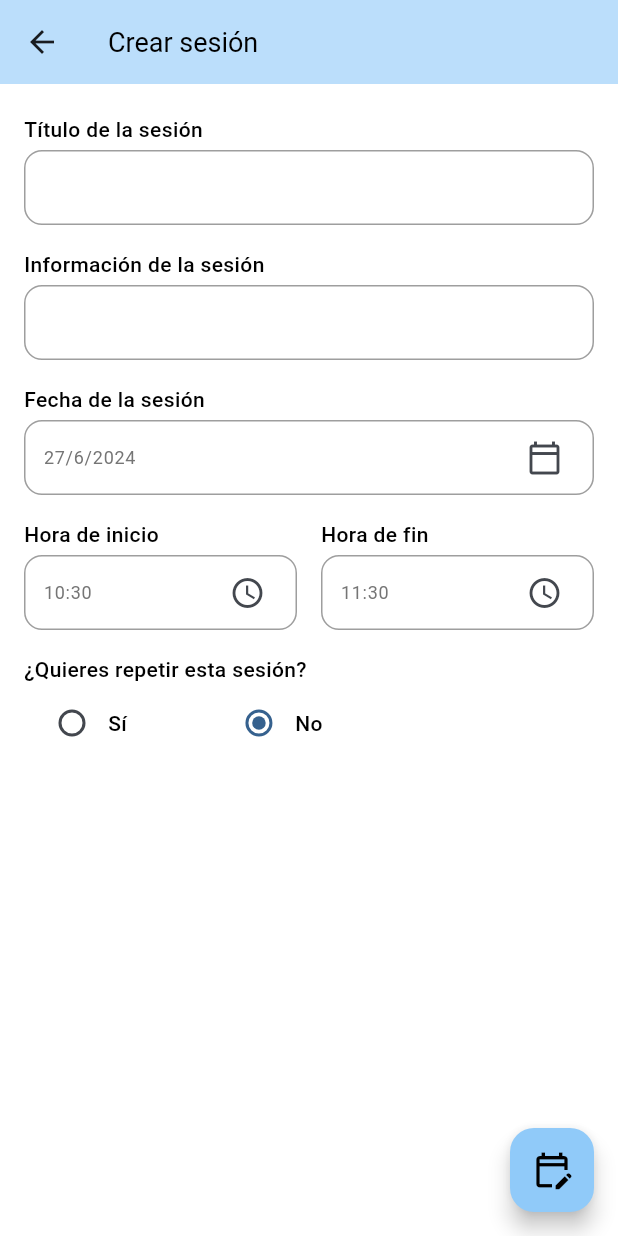
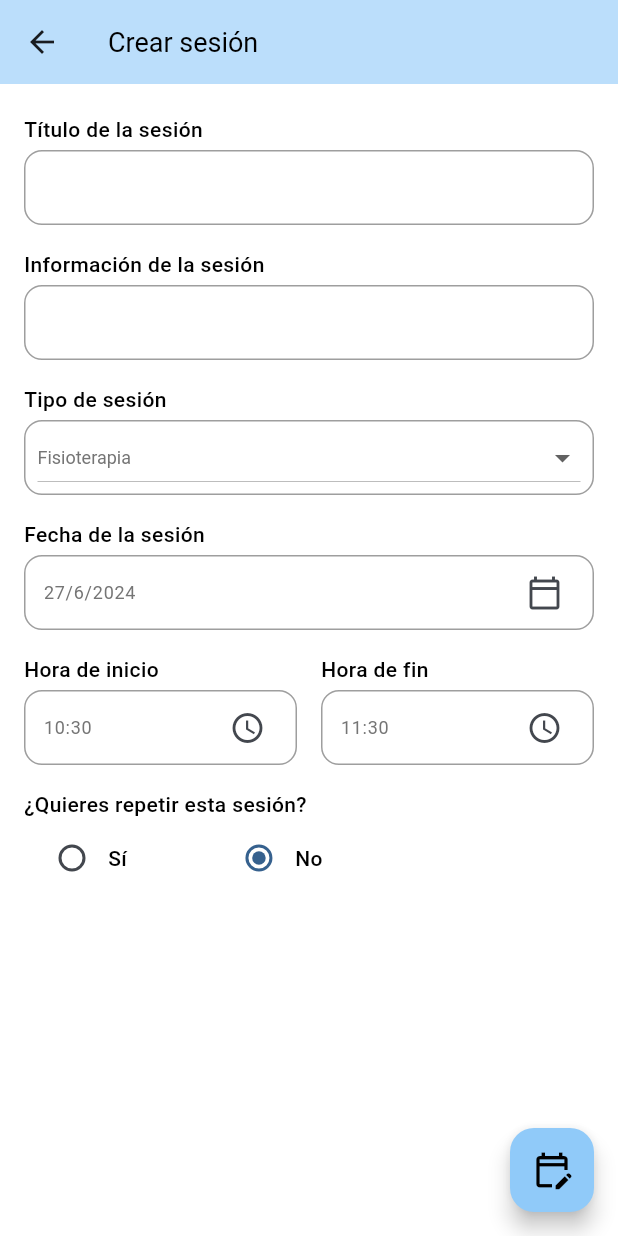
Before and after one commit to fr0ziii/my_trainer, a Flutter app: the AddSessionScreen screen opened directly, on a phone screen of 412 x 824 dp. Run offline on Flutter 3.47's test engine with Material 3 defaults, Android fonts, the phone set to English and light mode, and no system bars; our stand-ins replace cloud_firestore, firebase_auth, firebase_core, google_fonts, google_nav_bar, syncfusion_flutter_calendar; missing offline and left inert: firebase_ui_auth, firebase_ui_localizations, firebase_ui_oauth_google, syncfusion_localizations; accounts and stored records are empty; generated files the repository leaves out were written again.

Commit message:
add session partially finished

```diff
--- a/lib/models/event_model.dart
+++ b/lib/models/event_model.dart
@@ -3,22 +3,25 @@ import 'package:cloud_firestore/cloud_firestore.dart';
 class EventModel {
   final String id;
   final String title;
-  final DateTime date;
   final String description;
+  final String sessionType;
+  final String sessionDate;
+  final String startTime;
+  final String endTime;
   final String userId; // ID del usuario que creó el evento
   final String trainerId; // ID del entrenador
   final List<String> studentIds; // IDs de los alumnos apuntados
-  final Duration duration; // Duración del evento
-
   EventModel({
     required this.id,
     required this.title,
-    required this.date,
     required this.description,
+    required this.sessionType,
+    required this.sessionDate,
+    required this.startTime,
+    required this.endTime,
     required this.userId,
     required this.trainerId,
     required this.studentIds,
-    required this.duration,
   });
 
   // Convert EventModel to a map
@@ -26,27 +29,30 @@ class EventModel {
     return {
       'id': id,
       'title': title,
-      'date': date.toIso8601String(),
+      'date': sessionDate,
+      'sessionType': sessionType,
+      'startTime': startTime,
+      'endTime': endTime,
       'description': description,
       'userId': userId,
       'trainerId': trainerId,
-      'studentIds': studentIds,
-      'duration': duration.inMinutes, // Guardar la duración en minutos
+      'studentIds': studentIds, // Guardar la duración en minutos
     };
   }
 
   // Create an EventModel from a map
   factory EventModel.fromMap(Map<String, dynamic> json) {
     return EventModel(
-      id: json['id'] ?? '',
-      title: json['title'],
-      date: DateTime.parse(json['date']),
-      description: json['description'],
-      userId: json['userId'],
-      trainerId: json['trainerId'],
-      studentIds: List<String>.from(json['studentIds'] ?? []),
-      duration: Duration(minutes: json['duration']),
-    );
+        id: json['id'] ?? '',
+        title: json['title'],
+        sessionDate: json['date'],
+        sessionType: json['sessionType'],
+        startTime: json['startTime'],
+        endTime: json['endTime'],
+        description: json['description'],
+        userId: json['userId'],
+        trainerId: json['trainerId'],
+        studentIds: List<String>.from(json['studentIds'] ?? []));
   }
 
   // Create an EventModel from a Firestore document
@@ -54,3 +60,11 @@ class EventModel {
     return EventModel.fromMap(doc.data() as Map<String, dynamic>);
   }
 }
+
+final List<String> sessionTypes = [
+  'Fisioterapia',
+  'Entrenamiento personal',
+  'Crossfit',
+  'Yoga',
+  'Boxeo',
+];
--- a/lib/views/calendar/add_session_screen.dart
+++ b/lib/views/calendar/add_session_screen.dart
@@ -1,5 +1,6 @@
 import 'package:flutter/material.dart';
 import 'package:intl/intl.dart';
+import 'package:my_trainer/services/auth_service.dart';
 import 'package:uuid/uuid.dart';
 import 'package:intl/date_symbol_data_local.dart';
 
@@ -20,15 +21,14 @@ class AddSessionScreen extends StatefulWidget {
 class _AddSessionScreenState extends State<AddSessionScreen> {
   final _titleController = TextEditingController();
   final _infoController = TextEditingController();
+  final _sessionTypeController = TextEditingController();
   final _selectedDateController = TextEditingController();
 
   DateTime _selectedDate = DateTime.now();
   DateTime _periodicSelectedDate = DateTime.now();
 
   String _startTime = DateFormat("hh:mm").format(DateTime.now()).toString();
-  String _endTime = DateFormat("hh:mm")
-      .format(DateTime.now().add(const Duration(minutes: 60)))
-      .toString();
+  String _endTime = DateFormat("hh:mm").format(DateTime.now().add(const Duration(minutes: 60))).toString();
 
   bool? _repeat = false;
   bool? periodic = true;
@@ -36,23 +36,29 @@ class _AddSessionScreenState extends State<AddSessionScreen> {
 
   final _formKey = GlobalKey<FormState>();
   late String _title;
-  late DateTime _date;
-  late Duration _duration;
   late String _description;
   final EventService _eventService = EventService();
+  final AuthService _authService = AuthService();
+
+  String _selectedSessionType = sessionTypes[0];
+  Map<String, int> daysMap = {
+    'L': DateTime.monday,
+    'M': DateTime.tuesday,
+    'X': DateTime.wednesday,
+    'J': DateTime.thursday,
+    'V': DateTime.friday,
+    'S': DateTime.saturday,
+    'D': DateTime.sunday,
+  };
 
   @override
   void initState() {
     super.initState();
     if (widget.event != null) {
       _title = widget.event!.title;
-      _date = widget.event!.date;
-      _duration = widget.event!.duration;
       _description = widget.event!.description;
     } else {
       _title = '';
-      _date = DateTime.now();
-      _duration = Duration(hours: 1);
       _description = '';
     }
   }
@@ -60,24 +66,59 @@ class _AddSessionScreenState extends State<AddSessionScreen> {
   void _saveEvent() {
     if (_formKey.currentState!.validate()) {
       _formKey.currentState!.save();
+      List<EventModel> events = [];
       final event = EventModel(
         id: widget.event?.id ?? Uuid().v4(),
-        title: _title,
-        date: _date,
-        duration: _duration,
-        description: _description,
-        userId: 'currentUserId',
-        trainerId: 'currentUserId',
+        title: _titleController.text,
+        sessionType: _selectedSessionType,
+        sessionDate: _selectedDate.toString(),
+        startTime: _startTime,
+        endTime: _endTime,
+        description: _infoController.text,
+        userId: _authService.currentUser!.uid,
+        trainerId: _authService.currentUser!.uid,
         studentIds: [],
       );
+      events.add(event);
 
-      if (widget.event != null) {
+      if (_repeat == true) {
+        DateTime currentDate = _selectedDate;
+        int currentDayOfWeek = currentDate.weekday;
+        for (String day in _selectedDays) {
+          int targetDayOfWeek = daysMap[day]!;
+          DateTime nextDate = currentDate.add(Duration(days: (targetDayOfWeek - currentDayOfWeek + 7) % 7));
+
+          final repeatEvent = EventModel(
+            id: Uuid().v4(),
+            title: _titleController.text,
+            sessionType: _selectedSessionType,
+            sessionDate: nextDate.toString(),
+            startTime: _startTime,
+            endTime: _endTime,
+            description: _infoController.text,
+            userId: _authService.currentUser!.uid,
+            trainerId: _authService.currentUser!.uid,
+            studentIds: [],
+          );
+          events.add(repeatEvent);
+        }
+
+      }
+
+      for (var event in events) {
+        _eventService.createEvent(event);
+        print(event.toMap());
+      }
+      Navigator.of(context).pop();
+
+      /*if (widget.event != null) {
         _eventService.updateEvent(event);
       } else {
         _eventService.createEvent(event);
       }
 
       Navigator.of(context).pop();
+      */
     }
   }
 
@@ -96,10 +137,7 @@ class _AddSessionScreenState extends State<AddSessionScreen> {
   }
 
   _showTimePicker() {
-    return showTimePicker(
-        context: context,
-        initialTime: TimeOfDay.now(),
-        initialEntryMode: TimePickerEntryMode.input);
+    return showTimePicker(context: context, initialTime: TimeOfDay.now(), initialEntryMode: TimePickerEntryMode.input);
   }
 
   _getHour({required bool isStart}) async {
@@ -139,8 +177,7 @@ class _AddSessionScreenState extends State<AddSessionScreen> {
       appBar: AppBar(
         backgroundColor: Colors.blue[100],
         shadowColor: Colors.black,
-        title: Text(widget.event != null ? 'Editar sesión' : 'Crear sesión',
-            style: appTitleStyle),
+        title: Text(widget.event != null ? 'Editar sesión' : 'Crear sesión', style: appTitleStyle),
       ),
       body: SingleChildScrollView(
         padding: const EdgeInsets.symmetric(horizontal: 16.0, vertical: 4.0),
@@ -148,14 +185,36 @@ class _AddSessionScreenState extends State<AddSessionScreen> {
           key: _formKey,
           child: Column(
             children: <Widget>[
-              InputField(
-                  label: 'Título de la sesión',
-                  hint: '',
-                  controller: _titleController),
-              InputField(
-                  label: 'Información de la sesión',
-                  hint: '',
-                  controller: _infoController),
+              InputField(label: 'Título de la sesión', hint: '', controller: _titleController),
+              InputField(label: 'Información de la sesión', hint: '', controller: _infoController),
+              SizedBox(height: 16),
+              Row(children: [Text('Tipo de sesión', style: titleStyle)]),
+              Container(
+                height: 50,
+                margin: const EdgeInsets.only(top: 4),
+                padding: const EdgeInsets.symmetric(horizontal: 8),
+                decoration: BoxDecoration(
+                  border: Border.all(color: Colors.grey, width: 1),
+                  borderRadius: BorderRadius.circular(12),
+                ),
+                child: DropdownButton(
+                  dropdownColor: Colors.white,
+                  style: subtitleStyle,
+                  isExpanded: true,
+                  value: _selectedSessionType,
+                  onChanged: (String? newValue) {
+                    setState(() {
+                      _selectedSessionType = newValue!;
+                    });
+                  },
+                  items: sessionTypes.map((String value) {
+                    return DropdownMenuItem(
+                      value: value,
+                      child: Text(value),
+                    );
+                  }).toList(),
+                ),
+              ),
               InputField(
                   label: 'Fecha de la sesión',
                   hint: DateFormat.yMd('es_ES').format(_selectedDate),
@@ -232,9 +291,7 @@ class _AddSessionScreenState extends State<AddSessionScreen> {
               ),
               Visibility(
                 visible: _repeat == true,
-                child: Column(
-                  crossAxisAlignment: CrossAxisAlignment.start,
-                  children: [
+                child: Column(crossAxisAlignment: CrossAxisAlignment.start, children: [
                   Text(
                     'Repetir los días',
                     style: subtitleStyle,
@@ -312,8 +369,7 @@ class _AddSessionScreenState extends State<AddSessionScreen> {
                       child: Icon(Icons.edit_calendar_outlined),
                     ),
                   ]),
-                  ]
-                ),
+                ]),
               ),
             ],
           ),
```
Also changed, not shown: lib/views/calendar/calendar_screen.dart (+19 -2 lines). Lines whose indentation alone changed are shown as unchanged.
